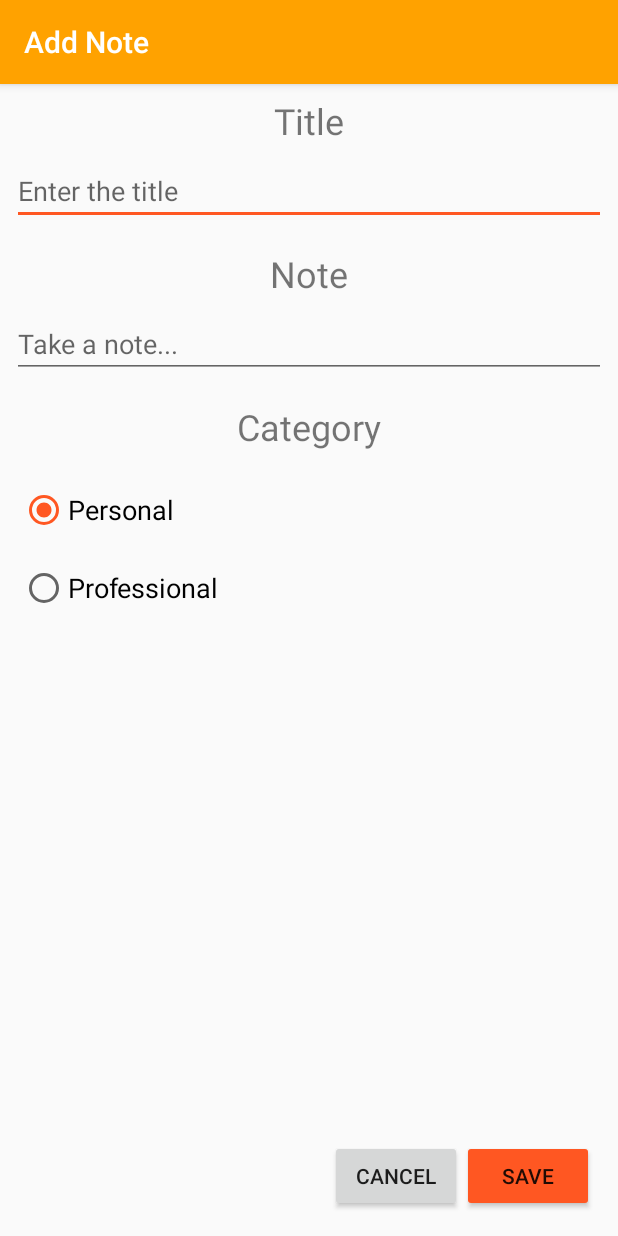
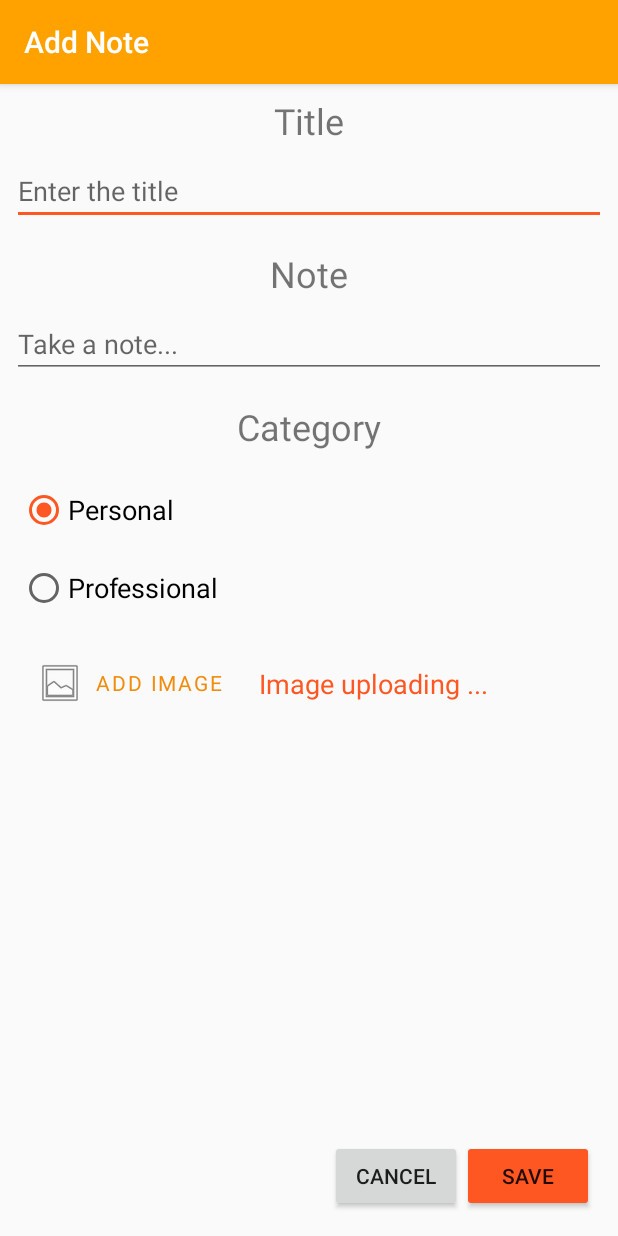
Before and after one commit to sagar9268/NoteIT, an Android app: the EntryActivity screen opened directly, with no data from a screen before it, on a phone screen of 412 x 824 dp. Run offline under Robolectric (Android 15) with nearby library versions, the phone set to English and light mode, and no system bars; our stand-ins replace Firebase (no records; nobody signed in at launch, a user with empty details on screens opened directly); 1 statement that could not run was skipped.

Commit message:
Layout update for image support

```diff
--- a/app/build.gradle
+++ b/app/build.gradle
@@ -25,14 +25,16 @@ dependencies {
     implementation 'androidx.constraintlayout:constraintlayout:1.1.3'
     implementation 'com.google.android.material:material:1.1.0'
     implementation 'androidx.recyclerview:recyclerview:1.1.0'
+    implementation 'com.github.bumptech.glide:glide:4.11.0'
     testImplementation 'junit:junit:4.12'
     androidTestImplementation 'androidx.test.ext:junit:1.1.1'
     androidTestImplementation 'androidx.test.espresso:espresso-core:3.2.0'
     // add the Firebase SDK for Google Analytics
-    implementation 'com.google.firebase:firebase-analytics:17.2.2'
+    implementation 'com.google.firebase:firebase-analytics:17.2.3'
     // add SDKs for any other desired Firebase products
     implementation 'com.google.firebase:firebase-auth:19.2.0'
     implementation 'com.google.firebase:firebase-database:19.2.1'
+    implementation 'com.google.firebase:firebase-storage:19.1.1'
     //FirebaseUI
     implementation 'com.firebaseui:firebase-ui-auth:4.3.1'
 }
--- a/app/src/main/res/layout/content_entry.xml
+++ b/app/src/main/res/layout/content_entry.xml
@@ -106,15 +106,12 @@
         android:layout_marginStart="8dp"
         android:layout_marginTop="8dp"
         android:layout_marginEnd="8dp"
-        android:layout_marginBottom="8dp"
         android:checkedButton="@id/radioButtonPersonal"
         android:padding="5sp"
-        app:layout_constraintBottom_toTopOf="@+id/relativeLayout"
         app:layout_constraintEnd_toEndOf="parent"
         app:layout_constraintHorizontal_bias="0.497"
         app:layout_constraintStart_toStartOf="parent"
-        app:layout_constraintTop_toBottomOf="@+id/textView3"
-        app:layout_constraintVertical_bias="0.0">
+        app:layout_constraintTop_toBottomOf="@+id/textView3">
 
         <RadioButton
             android:id="@+id/radioButtonPersonal"
@@ -136,4 +133,38 @@
             android:text="@string/categoryProfessional"
             android:textSize="18sp" />
     </RadioGroup>
+
+    <Button
+        android:id="@+id/buttonAddImage"
+        style="@style/Widget.MaterialComponents.Button.OutlinedButton"
+        android:layout_width="wrap_content"
+        android:layout_height="wrap_content"
+        android:layout_marginStart="8dp"
+        android:layout_marginTop="8dp"
+        android:backgroundTint="@android:color/transparent"
+        android:drawableStart="@android:drawable/ic_menu_gallery"
+        android:drawablePadding="8dp"
+        android:fontFamily="sans-serif"
+        android:text="@string/add_image"
+        android:textColor="@color/colorPrimaryDark"
+        android:textSize="14sp"
+        android:typeface="sans"
+        app:layout_constraintBottom_toTopOf="@+id/relativeLayout"
+        app:layout_constraintStart_toStartOf="parent"
+        app:layout_constraintTop_toBottomOf="@+id/radioGroup"
+        app:layout_constraintVertical_bias="0.0" />
+
+    <TextView
+        android:id="@+id/imageUploadInfo"
+        android:layout_width="wrap_content"
+        android:layout_height="wrap_content"
+        android:layout_marginStart="8dp"
+        android:text="Image uploading ..."
+        android:textColor="@color/colorAccent"
+        android:textSize="18sp"
+        app:layout_constraintBottom_toBottomOf="@+id/buttonAddImage"
+        app:layout_constraintEnd_toEndOf="parent"
+        app:layout_constraintHorizontal_bias="0.0"
+        app:layout_constraintStart_toEndOf="@+id/buttonAddImage"
+        app:layout_constraintTop_toTopOf="@+id/buttonAddImage" />
 </androidx.constraintlayout.widget.ConstraintLayout>
--- a/app/src/main/res/values/strings.xml
+++ b/app/src/main/res/values/strings.xml
@@ -9,4 +9,5 @@
     <string name="categoryProfessional">Professional</string>
     <string name="personal_notes">Personal Notes</string>
     <string name="professional_notes">Professional Notes</string>
+    <string name="add_image">Add Image</string>
 </resources>
```
Also changed, not shown: app/src/main/java/com/sagar/noteit/Note.java (+11 -1 lines), app/src/main/res/layout/item_note.xml (+16 -0 lines).
